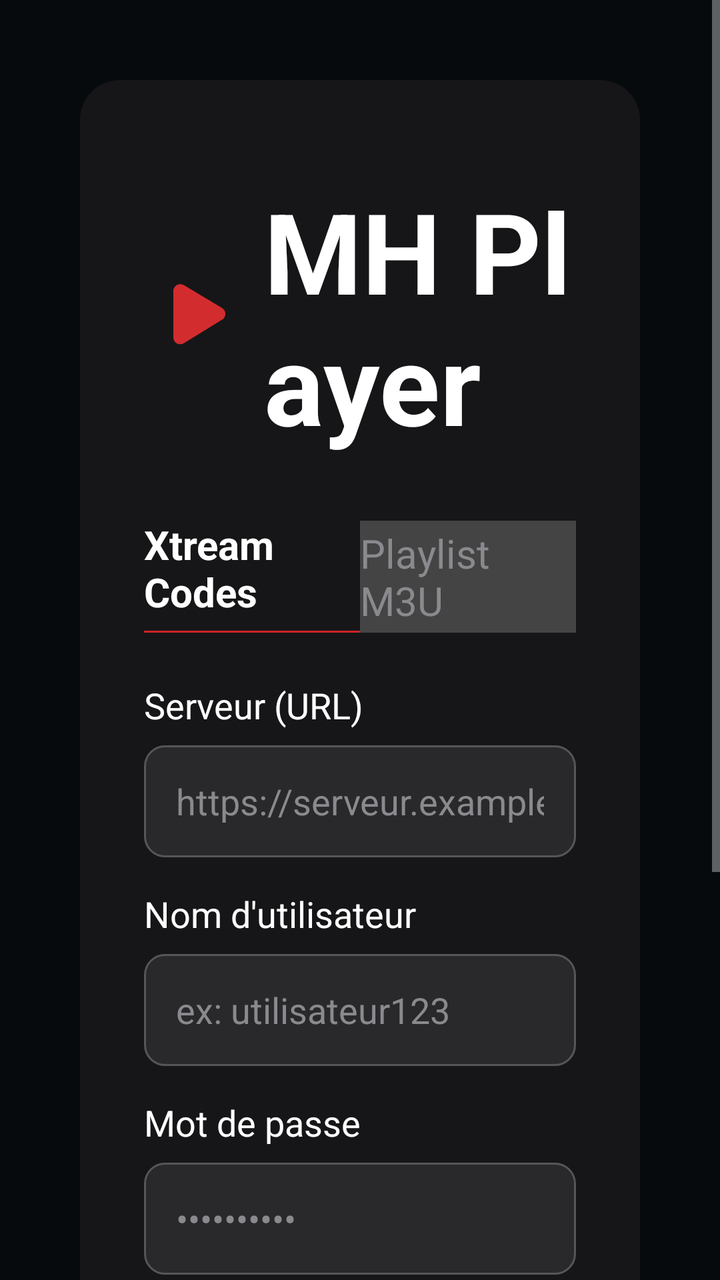
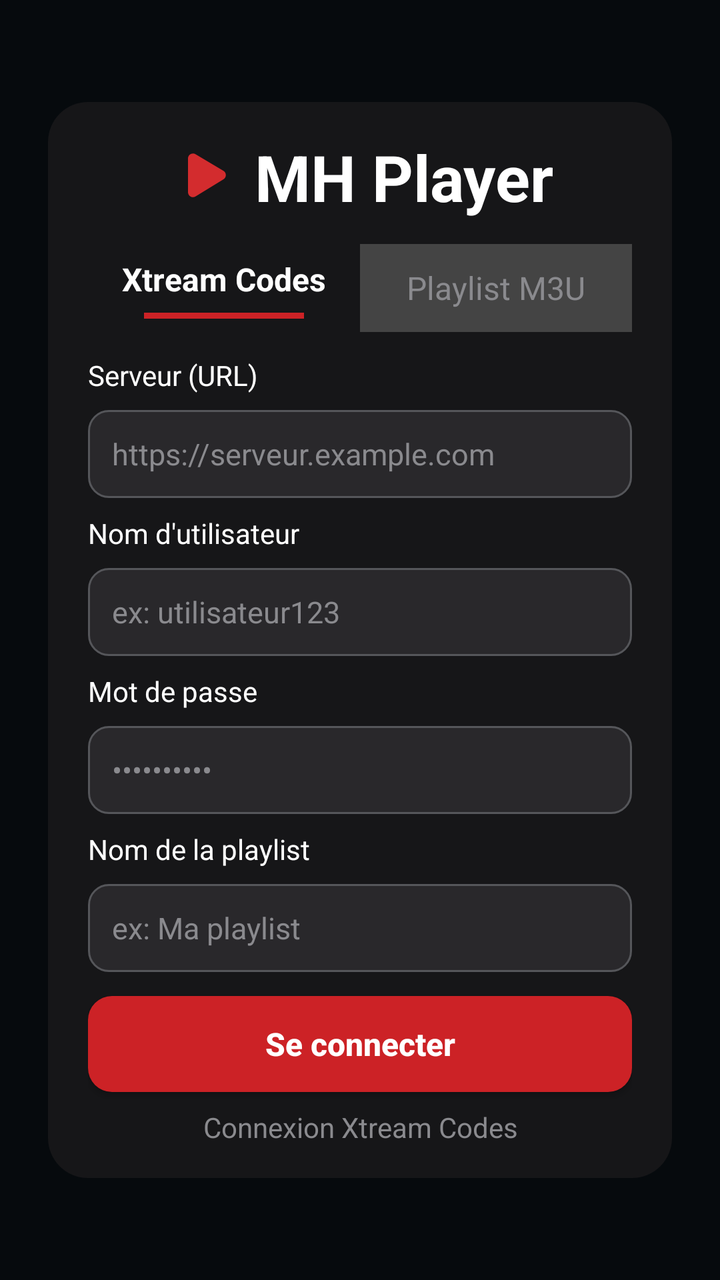

The first picture is an Android layout as it rendered before a commit; the second is the same layout after the commit. The layout source and the unified diff follow.
<!-- AndroidManifest.xml: application theme Theme.MHPlayer -->
<!-- res/layout/fragment_login.xml -->
<?xml version="1.0" encoding="utf-8"?>
<FrameLayout xmlns:android="http://schemas.android.com/apk/res/android"
    android:layout_width="match_parent"
    android:layout_height="match_parent"
    android:background="@color/color_background_alt">

    <ScrollView
        android:layout_width="match_parent"
        android:layout_height="match_parent"
        android:fillViewport="true">

        <LinearLayout
            android:layout_width="match_parent"
            android:layout_height="wrap_content"
            android:orientation="vertical"
            android:gravity="center_horizontal"
            android:padding="40dp">

            <LinearLayout
                android:layout_width="match_parent"
                android:layout_height="wrap_content"
                android:orientation="vertical"
                android:background="@drawable/bg_card"
                android:paddingStart="32dp"
                android:paddingEnd="32dp"
                android:paddingTop="48dp"
                android:paddingBottom="32dp">

                <LinearLayout
                    android:layout_width="match_parent"
                    android:layout_height="wrap_content"
                    android:orientation="horizontal"
                    android:gravity="center">

                    <ImageView
                        android:layout_width="44dp"
                        android:layout_height="44dp"
                        android:src="@drawable/logo_play"
                        android:contentDescription="@null" />

                    <TextView
                        android:layout_width="wrap_content"
                        android:layout_height="wrap_content"
                        android:layout_marginStart="16dp"
                        android:text="MH Player"
                        android:textSize="56sp"
                        android:textStyle="bold"
                        android:textColor="@color/color_text_primary" />
                </LinearLayout>

                <LinearLayout
                    android:layout_width="match_parent"
                    android:layout_height="56dp"
                    android:layout_marginTop="32dp"
                    android:orientation="horizontal">

                    <LinearLayout
                        android:id="@+id/tabXtream"
                        android:layout_width="0dp"
                        android:layout_height="match_parent"
                        android:layout_weight="1"
                        android:orientation="vertical"
                        android:gravity="center"
                        android:focusable="true"
                        android:clickable="true">

                        <TextView
                            android:id="@+id/tabXtreamLabel"
                            android:layout_width="wrap_content"
                            android:layout_height="wrap_content"
                            android:text="Xtream Codes"
                            android:textSize="20sp"
                            android:textStyle="bold"
                            android:textColor="@color/color_text_primary" />

                        <View
                            android:id="@+id/tabXtreamUnderline"
                            android:layout_width="120dp"
                            android:layout_height="3dp"
                            android:layout_marginTop="6dp"
                            android:background="@color/color_primary_red" />
                    </LinearLayout>

                    <LinearLayout
                        android:id="@+id/tabM3u"
                        android:layout_width="0dp"
                        android:layout_height="match_parent"
                        android:layout_weight="1"
                        android:orientation="vertical"
                        android:gravity="center"
                        android:background="#444444"
                        android:focusable="true"
                        android:clickable="true">

                        <TextView
                            android:id="@+id/tabM3uLabel"
                            android:layout_width="wrap_content"
                            android:layout_height="wrap_content"
                            android:text="Playlist M3U"
                            android:textSize="20sp"
                            android:textColor="@color/color_text_muted" />
                    </LinearLayout>
                </LinearLayout>

                
                <LinearLayout
                    android:id="@+id/formXtream"
                    android:layout_width="match_parent"
                    android:layout_height="wrap_content"
                    android:orientation="vertical"
                    android:layout_marginTop="24dp">

                    <TextView
                        android:layout_width="wrap_content"
                        android:layout_height="wrap_content"
                        android:text="Serveur (URL)"
                        android:textSize="18sp"
                        android:textColor="@color/color_text_primary" />

                    <EditText
                        android:id="@+id/inputServer"
                        android:layout_width="match_parent"
                        android:layout_height="56dp"
                        android:layout_marginTop="8dp"
                        android:hint="https://serveur.example.com"
                        android:inputType="textUri"
                        style="@style/Widget.MHPlayer.Input" />

                    <TextView
                        android:layout_width="wrap_content"
                        android:layout_height="wrap_content"
                        android:layout_marginTop="16dp"
                        android:text="Nom d'utilisateur"
                        android:textSize="18sp"
                        android:textColor="@color/color_text_primary" />

                    <EditText
                        android:id="@+id/inputUsername"
                        android:layout_width="match_parent"
                        android:layout_height="56dp"
                        android:layout_marginTop="8dp"
                        android:hint="ex: utilisateur123"
                        android:inputType="text"
                        style="@style/Widget.MHPlayer.Input" />

                    <TextView
                        android:layout_width="wrap_content"
                        android:layout_height="wrap_content"
                        android:layout_marginTop="16dp"
                        android:text="Mot de passe"
                        android:textSize="18sp"
                        android:textColor="@color/color_text_primary" />

                    <EditText
                        android:id="@+id/inputPassword"
                        android:layout_width="match_parent"
                        android:layout_height="56dp"
                        android:layout_marginTop="8dp"
                        android:hint="••••••••••"
                        android:inputType="textPassword"
                        style="@style/Widget.MHPlayer.Input" />

                    <TextView
                        android:layout_width="wrap_content"
                        android:layout_height="wrap_content"
                        android:layout_marginTop="16dp"
                        android:text="Nom de la playlist"
                        android:textSize="18sp"
                        android:textColor="@color/color_text_primary" />

                    <EditText
                        android:id="@+id/inputPlaylistName"
                        android:layout_width="match_parent"
                        android:layout_height="56dp"
                        android:layout_marginTop="8dp"
                        android:hint="ex: Ma playlist"
                        android:inputType="text"
                        style="@style/Widget.MHPlayer.Input" />
                </LinearLayout>

                
                <LinearLayout
                    android:id="@+id/formM3u"
                    android:layout_width="match_parent"
                    android:layout_height="wrap_content"
                    android:orientation="vertical"
                    android:layout_marginTop="24dp"
                    android:visibility="gone">

                    <TextView
                        android:layout_width="wrap_content"
                        android:layout_height="wrap_content"
                        android:text="URL de la playlist"
                        android:textSize="18sp"
                        android:textColor="@color/color_text_primary" />

                    <EditText
                        android:id="@+id/inputM3uUrl"
                        android:layout_width="match_parent"
                        android:layout_height="56dp"
                        android:layout_marginTop="8dp"
                        android:hint="https://serveur.example.com/playlist.m3u"
                        android:inputType="textUri"
                        style="@style/Widget.MHPlayer.Input" />

                    <TextView
                        android:layout_width="wrap_content"
                        android:layout_height="wrap_content"
                        android:layout_marginTop="16dp"
                        android:text="Nom de la playlist"
                        android:textSize="18sp"
                        android:textColor="@color/color_text_primary" />

                    <EditText
                        android:id="@+id/inputM3uPlaylistName"
                        android:layout_width="match_parent"
                        android:layout_height="56dp"
                        android:layout_marginTop="8dp"
                        android:hint="ex: Ma playlist"
                        android:inputType="text"
                        style="@style/Widget.MHPlayer.Input" />
                </LinearLayout>

                <Button
                    android:id="@+id/loginButton"
                    android:layout_width="match_parent"
                    android:layout_height="64dp"
                    android:layout_marginTop="24dp"
                    android:text="Se connecter"
                    style="@style/Widget.MHPlayer.Button.Primary" />

                <ProgressBar
                    android:id="@+id/loginProgress"
                    android:layout_width="32dp"
                    android:layout_height="32dp"
                    android:layout_gravity="center_horizontal"
                    android:layout_marginTop="16dp"
                    android:visibility="gone" />

                <TextView
                    android:id="@+id/errorText"
                    android:layout_width="match_parent"
                    android:layout_height="wrap_content"
                    android:layout_marginTop="16dp"
                    android:gravity="center"
                    android:textSize="16sp"
                    android:textColor="@color/color_primary_red"
                    android:visibility="gone" />

                <TextView
                    android:id="@+id/loginFooter"
                    android:layout_width="match_parent"
                    android:layout_height="wrap_content"
                    android:layout_marginTop="16dp"
                    android:gravity="center"
                    android:text="Connexion Xtream Codes"
                    android:textSize="16sp"
                    android:textColor="@color/color_text_muted" />
            </LinearLayout>
        </LinearLayout>
    </ScrollView>
</FrameLayout>
<!-- resources referenced by this layout -->
<resources>
  <color name="color_background_alt">#060A0D</color>
  <color name="color_primary_red">#CC2226</color>
  <color name="color_text_muted">#8A8A8E</color>
  <color name="color_text_primary">#FFFFFF</color>
  <!-- drawable bg_card (drawable) -->
  <?xml version="1.0" encoding="utf-8"?>
  <shape xmlns:android="http://schemas.android.com/apk/res/android" android:shape="rectangle">
      <solid android:color="#161618" />
      <corners android:radius="20dp" />
  </shape>
  <!-- drawable logo_play (drawable) -->
  <?xml version="1.0" encoding="utf-8"?>
  <vector xmlns:android="http://schemas.android.com/apk/res/android"
      android:width="44dp"
      android:height="44dp"
      android:viewportWidth="24"
      android:viewportHeight="24">
      <path
          android:fillColor="#D32C2E"
          android:pathData="M8,5.2c0,-1.5 1.6,-2.4 2.9,-1.6l10.4,6.2c1.2,0.7 1.2,2.5 0,3.2L10.9,19.4c-1.3,0.8 -2.9,-0.1 -2.9,-1.6V5.2z" />
  </vector>
  <style name="Widget.MHPlayer.Button.Primary" parent="Widget.AppCompat.Button">
          <item name="android:background">@drawable/bg_button_primary</item>
          <item name="android:textColor">@color/color_text_primary</item>
          <item name="android:textSize">20sp</item>
          <item name="android:textStyle">bold</item>
          <item name="android:textAllCaps">false</item>
      </style>
  <style name="Widget.MHPlayer.Input" parent="Widget.AppCompat.EditText">
          <item name="android:background">@drawable/bg_input</item>
          <item name="android:textColor">@color/color_text_primary</item>
          <item name="android:textColorHint">@color/color_text_muted</item>
          <item name="android:textSize">18sp</item>
          <item name="android:paddingStart">16dp</item>
          <item name="android:paddingEnd">16dp</item>
      </style>
  <!-- drawable bg_button_primary (drawable) -->
  <?xml version="1.0" encoding="utf-8"?>
  <shape xmlns:android="http://schemas.android.com/apk/res/android" android:shape="rectangle">
      <solid android:color="#CC2226" />
      <corners android:radius="12dp" />
  </shape>
  <!-- drawable bg_input (drawable) -->
  <?xml version="1.0" encoding="utf-8"?>
  <shape xmlns:android="http://schemas.android.com/apk/res/android" android:shape="rectangle">
      <solid android:color="#29282B" />
      <stroke android:width="1dp" android:color="#55565A" />
      <corners android:radius="10dp" />
  </shape>
  <color name="color_background">#0A0A0C</color>
  <color name="color_text_secondary">#B0B0B5</color>
  <!-- unchanged entries left out for length: 1 -->
</resources>

<!-- the commit's change to res/layout/fragment_login.xml (unified diff, before → after) -->
@@ -1,5 +1,6 @@
 <?xml version="1.0" encoding="utf-8"?>
 <FrameLayout xmlns:android="http://schemas.android.com/apk/res/android"
+    xmlns:app="http://schemas.android.com/apk/res-auto"
     android:layout_width="match_parent"
     android:layout_height="match_parent"
     android:background="@color/color_background_alt">
@@ -9,22 +10,28 @@
         android:layout_height="match_parent"
         android:fillViewport="true">
 
-        <LinearLayout
+        <androidx.constraintlayout.widget.ConstraintLayout
             android:layout_width="match_parent"
-            android:layout_height="wrap_content"
-            android:orientation="vertical"
-            android:gravity="center_horizontal"
-            android:padding="40dp">
+            android:layout_height="wrap_content">
 
             <LinearLayout
-                android:layout_width="match_parent"
+                android:layout_width="0dp"
                 android:layout_height="wrap_content"
                 android:orientation="vertical"
                 android:background="@drawable/bg_card"
-                android:paddingStart="32dp"
-                android:paddingEnd="32dp"
-                android:paddingTop="48dp"
-                android:paddingBottom="32dp">
+                android:paddingStart="@dimen/login_card_padding_side"
+                android:paddingEnd="@dimen/login_card_padding_side"
+                android:paddingTop="@dimen/login_card_padding_top"
+                android:paddingBottom="@dimen/login_card_padding_bottom"
+                app:layout_constraintStart_toStartOf="parent"
+                app:layout_constraintEnd_toEndOf="parent"
+                app:layout_constraintTop_toTopOf="parent"
+                app:layout_constraintBottom_toBottomOf="parent"
+                app:layout_constraintWidth_max="@dimen/login_card_width"
+                android:layout_marginStart="24dp"
+                android:layout_marginEnd="24dp"
+                android:layout_marginTop="16dp"
+                android:layout_marginBottom="16dp">
 
                 <LinearLayout
                     android:layout_width="match_parent"
@@ -33,25 +40,25 @@
                     android:gravity="center">
 
                     <ImageView
-                        android:layout_width="44dp"
-                        android:layout_height="44dp"
+                        android:layout_width="@dimen/logo_icon"
+                        android:layout_height="@dimen/logo_icon"
                         android:src="@drawable/logo_play"
                         android:contentDescription="@null" />
 
                     <TextView
                         android:layout_width="wrap_content"
                         android:layout_height="wrap_content"
-                        android:layout_marginStart="16dp"
+                        android:layout_marginStart="@dimen/logo_text_margin"
                         android:text="MH Player"
-                        android:textSize="56sp"
+                        android:textSize="@dimen/text_logo"
                         android:textStyle="bold"
                         android:textColor="@color/color_text_primary" />
                 </LinearLayout>
 
                 <LinearLayout
                     android:layout_width="match_parent"
-                    android:layout_height="56dp"
-                    android:layout_marginTop="32dp"
+                    android:layout_height="@dimen/tab_height"
+                    android:layout_marginTop="@dimen/form_margin_top"
                     android:orientation="horizontal">
 
                     <LinearLayout
@@ -69,13 +76,13 @@
                             android:layout_width="wrap_content"
                             android:layout_height="wrap_content"
                             android:text="Xtream Codes"
-                            android:textSize="20sp"
+                            android:textSize="@dimen/text_tab"
                             android:textStyle="bold"
                             android:textColor="@color/color_text_primary" />
 
                         <View
                             android:id="@+id/tabXtreamUnderline"
-                            android:layout_width="120dp"
+                            android:layout_width="@dimen/tab_underline_width"
                             android:layout_height="3dp"
                             android:layout_marginTop="6dp"
                             android:background="@color/color_primary_red" />
@@ -88,7 +95,7 @@
                         android:layout_weight="1"
                         android:orientation="vertical"
                         android:gravity="center"
-                        android:background="#444444"
+                        android:background="@color/color_tab_inactive"
                         android:focusable="true"
                         android:clickable="true">
 
@@ -97,7 +104,7 @@
                             android:layout_width="wrap_content"
                             android:layout_height="wrap_content"
                             android:text="Playlist M3U"
-                            android:textSize="20sp"
+                            android:textSize="@dimen/text_tab"
                             android:textColor="@color/color_text_muted" />
                     </LinearLayout>
                 </LinearLayout>
@@ -108,20 +115,20 @@
                     android:layout_width="match_parent"
                     android:layout_height="wrap_content"
                     android:orientation="vertical"
-                    android:layout_marginTop="24dp">
+                    android:layout_marginTop="@dimen/form_margin_top">
 
                     <TextView
                         android:layout_width="wrap_content"
                         android:layout_height="wrap_content"
                         android:text="Serveur (URL)"
-                        android:textSize="18sp"
+                        android:textSize="@dimen/text_label"
                         android:textColor="@color/color_text_primary" />
 
                     <EditText
                         android:id="@+id/inputServer"
                         android:layout_width="match_parent"
-                        android:layout_height="56dp"
-                        android:layout_marginTop="8dp"
+                        android:layout_height="@dimen/input_height"
+                        android:layout_marginTop="@dimen/form_gap"
                         android:hint="https://serveur.example.com"
                         android:inputType="textUri"
                         style="@style/Widget.MHPlayer.Input" />
@@ -129,16 +136,16 @@
                     <TextView
                         android:layout_width="wrap_content"
                         android:layout_height="wrap_content"
-                        android:layout_marginTop="16dp"
+                        android:layout_marginTop="@dimen/form_gap"
                         android:text="Nom d'utilisateur"
-                        android:textSize="18sp"
+                        android:textSize="@dimen/text_label"
                         android:textColor="@color/color_text_primary" />
 
                     <EditText
                         android:id="@+id/inputUsername"
                         android:layout_width="match_parent"
-                        android:layout_height="56dp"
-                        android:layout_marginTop="8dp"
+                        android:layout_height="@dimen/input_height"
+                        android:layout_marginTop="@dimen/form_gap"
                         android:hint="ex: utilisateur123"
                         android:inputType="text"
                         style="@style/Widget.MHPlayer.Input" />
@@ -146,16 +153,16 @@
                     <TextView
                         android:layout_width="wrap_content"
                         android:layout_height="wrap_content"
-                        android:layout_marginTop="16dp"
+                        android:layout_marginTop="@dimen/form_gap"
                         android:text="Mot de passe"
-                        android:textSize="18sp"
+                        android:textSize="@dimen/text_label"
                         android:textColor="@color/color_text_primary" />
 
                     <EditText
                         android:id="@+id/inputPassword"
                         android:layout_width="match_parent"
-                        android:layout_height="56dp"
-                        android:layout_marginTop="8dp"
+                        android:layout_height="@dimen/input_height"
+                        android:layout_marginTop="@dimen/form_gap"
                         android:hint="••••••••••"
                         android:inputType="textPassword"
                         style="@style/Widget.MHPlayer.Input" />
@@ -163,16 +170,16 @@
                     <TextView
                         android:layout_width="wrap_content"
                         android:layout_height="wrap_content"
-                        android:layout_marginTop="16dp"
+                        android:layout_marginTop="@dimen/form_gap"
                         android:text="Nom de la playlist"
-                        android:textSize="18sp"
+                        android:textSize="@dimen/text_label"
                         android:textColor="@color/color_text_primary" />
 
                     <EditText
                         android:id="@+id/inputPlaylistName"
                         android:layout_width="match_parent"
-                        android:layout_height="56dp"
-                        android:layout_marginTop="8dp"
+                        android:layout_height="@dimen/input_height"
+                        android:layout_marginTop="@dimen/form_gap"
                         android:hint="ex: Ma playlist"
                         android:inputType="text"
                         style="@style/Widget.MHPlayer.Input" />
@@ -184,21 +191,21 @@
                     android:layout_width="match_parent"
                     android:layout_height="wrap_content"
                     android:orientation="vertical"
-                    android:layout_marginTop="24dp"
+                    android:layout_marginTop="@dimen/form_margin_top"
                     android:visibility="gone">
 
                     <TextView
                         android:layout_width="wrap_content"
                         android:layout_height="wrap_content"
                         android:text="URL de la playlist"
-                        android:textSize="18sp"
+                        android:textSize="@dimen/text_label"
                         android:textColor="@color/color_text_primary" />
 
                     <EditText
                         android:id="@+id/inputM3uUrl"
                         android:layout_width="match_parent"
-                        android:layout_height="56dp"
-                        android:layout_marginTop="8dp"
+                        android:layout_height="@dimen/input_height"
+                        android:layout_marginTop="@dimen/form_gap"
                         android:hint="https://serveur.example.com/playlist.m3u"
                         android:inputType="textUri"
                         style="@style/Widget.MHPlayer.Input" />
@@ -206,16 +213,16 @@
                     <TextView
                         android:layout_width="wrap_content"
                         android:layout_height="wrap_content"
-                        android:layout_marginTop="16dp"
+                        android:layout_marginTop="@dimen/form_gap"
                         android:text="Nom de la playlist"
-                        android:textSize="18sp"
+                        android:textSize="@dimen/text_label"
                         android:textColor="@color/color_text_primary" />
 
                     <EditText
                         android:id="@+id/inputM3uPlaylistName"
                         android:layout_width="match_parent"
-                        android:layout_height="56dp"
-                        android:layout_marginTop="8dp"
+                        android:layout_height="@dimen/input_height"
+                        android:layout_marginTop="@dimen/form_gap"
                         android:hint="ex: Ma playlist"
                         android:inputType="text"
                         style="@style/Widget.MHPlayer.Input" />
@@ -224,8 +231,8 @@
                 <Button
                     android:id="@+id/loginButton"
                     android:layout_width="match_parent"
-                    android:layout_height="64dp"
-                    android:layout_marginTop="24dp"
+                    android:layout_height="@dimen/button_primary_height"
+                    android:layout_marginTop="@dimen/form_margin_top"
                     android:text="Se connecter"
                     style="@style/Widget.MHPlayer.Button.Primary" />
 
@@ -234,16 +241,16 @@
                     android:layout_width="32dp"
                     android:layout_height="32dp"
                     android:layout_gravity="center_horizontal"
-                    android:layout_marginTop="16dp"
+                    android:layout_marginTop="@dimen/form_gap"
                     android:visibility="gone" />
 
                 <TextView
                     android:id="@+id/errorText"
                     android:layout_width="match_parent"
                     android:layout_height="wrap_content"
-                    android:layout_marginTop="16dp"
+                    android:layout_marginTop="@dimen/form_gap"
                     android:gravity="center"
-                    android:textSize="16sp"
+                    android:textSize="@dimen/text_error"
                     android:textColor="@color/color_primary_red"
                     android:visibility="gone" />
 
@@ -251,12 +258,12 @@
                     android:id="@+id/loginFooter"
                     android:layout_width="match_parent"
                     android:layout_height="wrap_content"
-                    android:layout_marginTop="16dp"
+                    android:layout_marginTop="@dimen/form_gap"
                     android:gravity="center"
                     android:text="Connexion Xtream Codes"
-                    android:textSize="16sp"
+                    android:textSize="@dimen/text_footer"
                     android:textColor="@color/color_text_muted" />
             </LinearLayout>
-        </LinearLayout>
+        </androidx.constraintlayout.widget.ConstraintLayout>
     </ScrollView>
 </FrameLayout>
<!-- resource entries referenced after the edit -->
@@ -2,8 +2,26 @@
 <resources>
   <color name="color_background_alt">#060A0D</color>
   <color name="color_primary_red">#CC2226</color>
+  <color name="color_tab_inactive">#444444</color>
   <color name="color_text_muted">#8A8A8E</color>
   <color name="color_text_primary">#FFFFFF</color>
+  <dimen name="button_primary_height">48dp</dimen>
+  <dimen name="form_gap">8dp</dimen>
+  <dimen name="form_margin_top">12dp</dimen>
+  <dimen name="input_height">44dp</dimen>
+  <dimen name="login_card_padding_bottom">16dp</dimen>
+  <dimen name="login_card_padding_side">20dp</dimen>
+  <dimen name="login_card_padding_top">16dp</dimen>
+  <dimen name="login_card_width">530dp</dimen>
+  <dimen name="logo_icon">32dp</dimen>
+  <dimen name="logo_text_margin">12dp</dimen>
+  <dimen name="tab_height">44dp</dimen>
+  <dimen name="tab_underline_width">80dp</dimen>
+  <dimen name="text_error">14sp</dimen>
+  <dimen name="text_footer">14sp</dimen>
+  <dimen name="text_label">14sp</dimen>
+  <dimen name="text_logo">32sp</dimen>
+  <dimen name="text_tab">16sp</dimen>
   <!-- drawable bg_card (drawable) -->
   <?xml version="1.0" encoding="utf-8"?>
   <shape xmlns:android="http://schemas.android.com/apk/res/android" android:shape="rectangle">
@@ -24,7 +42,7 @@
   <style name="Widget.MHPlayer.Button.Primary" parent="Widget.AppCompat.Button">
           <item name="android:background">@drawable/bg_button_primary</item>
           <item name="android:textColor">@color/color_text_primary</item>
-          <item name="android:textSize">20sp</item>
+          <item name="android:textSize">@dimen/text_button</item>
           <item name="android:textStyle">bold</item>
           <item name="android:textAllCaps">false</item>
       </style>
@@ -32,9 +50,9 @@
           <item name="android:background">@drawable/bg_input</item>
           <item name="android:textColor">@color/color_text_primary</item>
           <item name="android:textColorHint">@color/color_text_muted</item>
-          <item name="android:textSize">18sp</item>
-          <item name="android:paddingStart">16dp</item>
-          <item name="android:paddingEnd">16dp</item>
+          <item name="android:textSize">@dimen/text_input</item>
+          <item name="android:paddingStart">@dimen/input_padding</item>
+          <item name="android:paddingEnd">@dimen/input_padding</item>
       </style>
   <!-- drawable bg_button_primary (drawable) -->
   <?xml version="1.0" encoding="utf-8"?>
@@ -42,6 +60,7 @@
       <solid android:color="#CC2226" />
       <corners android:radius="12dp" />
   </shape>
+  <dimen name="text_button">16sp</dimen>
   <!-- drawable bg_input (drawable) -->
   <?xml version="1.0" encoding="utf-8"?>
   <shape xmlns:android="http://schemas.android.com/apk/res/android" android:shape="rectangle">
@@ -49,6 +68,8 @@
       <stroke android:width="1dp" android:color="#55565A" />
       <corners android:radius="10dp" />
   </shape>
+  <dimen name="text_input">15sp</dimen>
+  <dimen name="input_padding">12dp</dimen>
   <color name="color_background">#0A0A0C</color>
   <color name="color_text_secondary">#B0B0B5</color>
   <!-- unchanged entries left out for length: 1 -->
